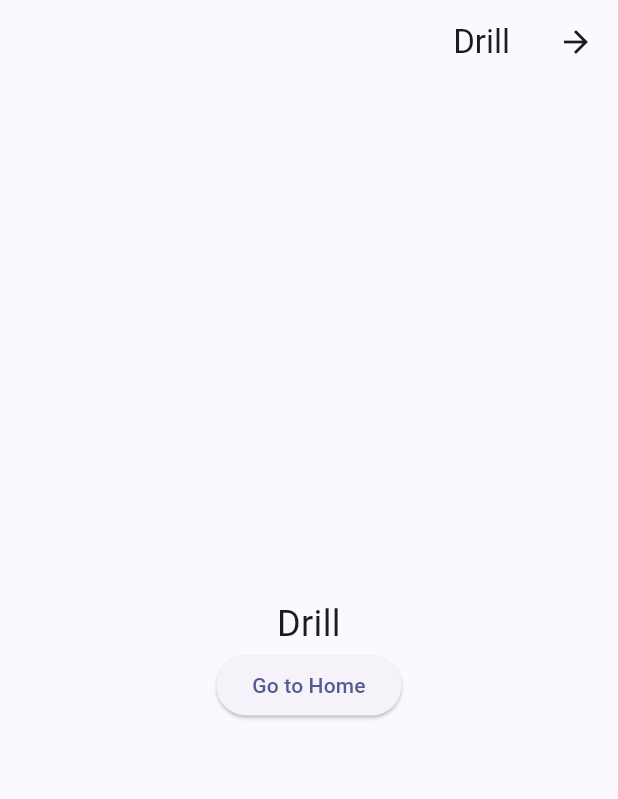
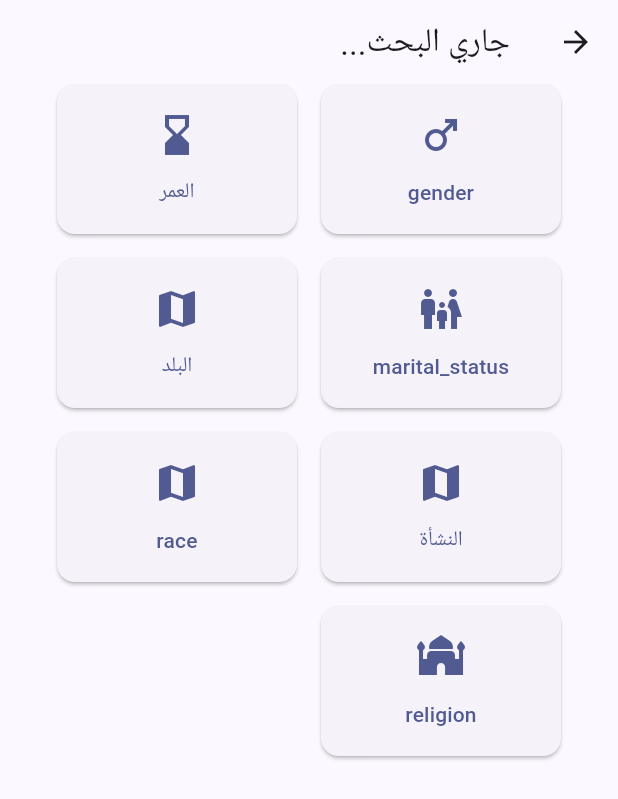
Before and after one commit to rdesoky/kobool_app, a Flutter app: the DrillPage screen opened directly, on a phone screen of 412 x 824 dp. Shown: the top 799 px of the screen. Run offline on Flutter 3.47's test engine with Material 3 defaults, Android fonts, the phone set to English and light mode, and no system bars; our stand-ins replace cookie_jar, dio, dio_cookie_manager, easy_localization, email_validator, flutter_hooks and 4 more; accounts and stored records are empty.

Commit message:
Drill page more implemntation

```diff
--- a/assets/translations/ar.json
+++ b/assets/translations/ar.json
@@ -31,7 +31,7 @@
 	"engaged": "خاطب",
 	"country": "البلد",
 	"origin": "النشأة",
-	"nationality": "الجنسية",
+	"nationality": "الأصل",
 	"children": "الابناء",
 	"previous": "السابق",
 	"next": "التالي",
--- a/assets/translations/en.json
+++ b/assets/translations/en.json
@@ -29,7 +29,7 @@
 	"engaged": "Engaged",
 	"country": "Country",
 	"origin": "Origin",
-	"nationality": "Nationality",
+	"nationality": "Origin",
 	"children": "Children",
 	"previous": "Previous",
 	"next": "Next",
--- a/lib/consts/api.dart
+++ b/lib/consts/api.dart
@@ -17,8 +17,10 @@ class API {
   static String get questionList => "$fastApiOrigin/qa/question_list.pl";
   static String get login => "$fastApiOrigin/login.pl";
   static String get user => "$fastApiOrigin/mem_view.pl";
+  static String get grouping => "$fastApiOrigin/grouping.pl";
 
   // from Plack HTTP::SERVER::PSGI
+  // static String get grouping => "$apiOrigin/grouping.pl";
   static String get logout => "$apiOrigin/logout.pl";
   static String get pic => "$apiOrigin/kpic.pl";
 }
--- a/lib/pages/drill.dart
+++ b/lib/pages/drill.dart
@@ -1,25 +1,97 @@
+import 'package:easy_localization/easy_localization.dart';
 import 'package:flutter/material.dart';
+import 'package:flutter_hooks/flutter_hooks.dart';
+import 'package:hooks_riverpod/hooks_riverpod.dart';
+import 'package:kobool/consts/api.dart';
+import 'package:kobool/consts/routes.dart';
+import 'package:kobool/providers/dio_provider.dart';
+import 'package:kobool/widgets/home_button.dart';
 
-class DrillPage extends StatelessWidget {
-  const DrillPage({super.key});
+class DrillPage extends HookConsumerWidget {
+  const DrillPage({super.key, this.arguments});
+  final Map<String, dynamic>? arguments;
 
   @override
-  Widget build(BuildContext context) {
+  Widget build(BuildContext context, ref) {
+    final pageArgs =
+        (ModalRoute.of(context)?.settings.arguments as Map<String, dynamic>?) ??
+        {};
+    final results = useFuture(
+      useMemoized(() {
+        if (pageArgs.containsKey("sum")) {
+          final spreadArgs = ["ag", "wt", "ht"].contains(pageArgs["sum"])
+              ? {"spr": 5}
+              : {};
+          return ref
+              .read(dioProvider)
+              .get(API.grouping, queryParameters: {...pageArgs, ...spreadArgs});
+        }
+        return Future.value(null);
+      }, [pageArgs]),
+    );
+    final filters = useMemoized(() {
+      return [
+        ("gender".tr(), Icons.male, "g"),
+        ("age".tr(), Icons.hourglass_bottom, "ag"),
+        ("marital_status".tr(), Icons.family_restroom, "ms"),
+        ("country".tr(), Icons.map, "c"),
+        ("origin".tr(), Icons.map, "o"),
+        ("race".tr(), Icons.map, "rc"),
+        ("religion".tr(), Icons.mosque, "re"),
+      ].where((filter) => !(pageArgs.containsKey(filter.$3))).toList();
+    }, [pageArgs]);
+
     return Scaffold(
-      appBar: AppBar(title: const Text('Drill'), centerTitle: false),
+      appBar: AppBar(
+        title: Text(
+          results.connectionState == ConnectionState.waiting
+              ? 'searching'.tr()
+              : results.hasError
+              ? 'Error: ${results.error}'
+              : "Drill",
+        ),
 
-      body: Center(
-        child: Column(
-          mainAxisAlignment: MainAxisAlignment.center,
-          children: [
-            Text("Drill", style: TextStyle(fontSize: 24)),
-            ElevatedButton(
-              onPressed: () {
-                Navigator.pushNamed(context, '/');
-              },
-              child: Text("Go to Home"),
+        centerTitle: false,
+      ),
+
+      body: SingleChildScrollView(
+        child: Center(
+          child: SizedBox(
+            width: 600,
+            child: Column(
+              spacing: 16,
+              mainAxisAlignment: MainAxisAlignment.center,
+              children: [
+                if (arguments?.containsKey("sum") ?? false)
+                  if (results.connectionState == ConnectionState.done)
+                    Text(results.data.toString())
+                  else if (results.connectionState == ConnectionState.waiting)
+                    CircularProgressIndicator()
+                  else
+                    Text("Error: ${results.error}"),
+                Wrap(
+                  spacing: 16,
+                  runSpacing: 16,
+                  children: [
+                    for (var filter in filters)
+                      HomeButton(
+                        label: filter.$1,
+                        icon: filter.$2,
+                        onPressed: pageArgs["sum"] != filter.$3
+                            ? () {
+                                Navigator.pushNamed(
+                                  context,
+                                  Routes.drill,
+                                  arguments: {...pageArgs, "sum": filter.$3},
+                                );
+                              }
+                            : null,
+                      ),
+                  ],
+                ),
+              ],
             ),
-          ],
+          ),
         ),
       ),
     );
--- a/lib/pages/home.dart
+++ b/lib/pages/home.dart
@@ -130,6 +130,7 @@ class HomePage extends ConsumerWidget {
                         ),
                       ...[
                         ("search".tr(), Icons.search, Routes.search),
+                        ("drill".tr(), Icons.person_search, Routes.drill),
                         ("forum".tr(), Icons.forum, Routes.forum),
                         ("contact".tr(), Icons.contact_mail, Routes.contact),
                         ("settings".tr(), Icons.settings, Routes.settings),
--- a/lib/route_generator.dart
+++ b/lib/route_generator.dart
@@ -34,7 +34,10 @@ class RouteGenerator {
           settings,
         );
       case Routes.drill:
-        return _buildRoute(DrillPage(), settings);
+        return _buildRoute(
+          DrillPage(arguments: settings.arguments as Map<String, dynamic>?),
+          settings,
+        );
       case Routes.chat:
         return _buildRoute(const ChatPage(), settings);
       case Routes.settings:
--- a/lib/widgets/user_attr_button.dart
+++ b/lib/widgets/user_attr_button.dart
@@ -166,7 +166,7 @@ class UserAttrButton extends HookWidget {
 
     return child != null
         ? Tooltip(
-            message: "More information",
+            message: onPressed != null ? "Press to add this filter" : "",
             waitDuration: Duration(milliseconds: 500), // Delay before showing
             child: ElevatedButton(
               onPressed: onPressed,
```
Also changed, not shown: lib/widgets/answer_list_item.dart (+0 -8 lines).
